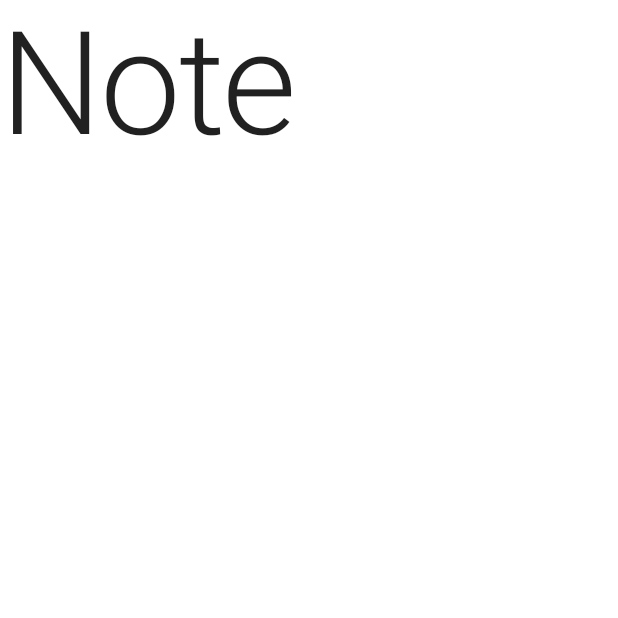
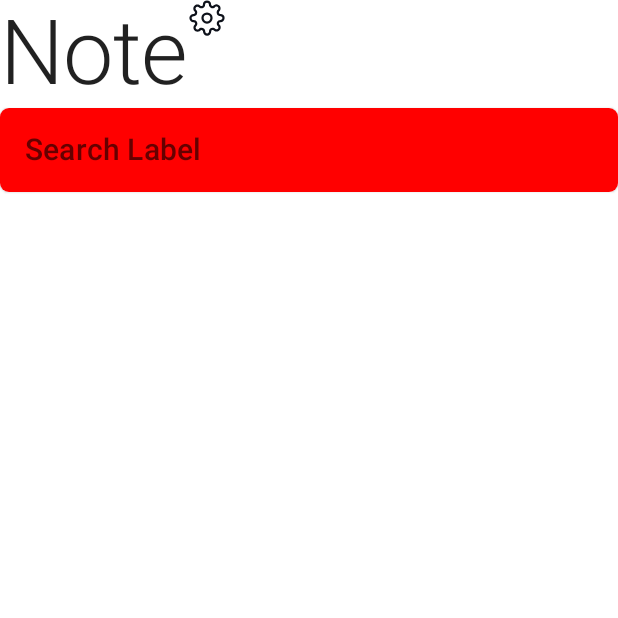
Before and after one commit to akshay2211/Paper, an Android app built with Jetpack Compose: the composable HomeHeader shown on its own in the app's theme, on a phone screen of 412 x 824 dp, the top half of it. Run offline under Robolectric (Android 15) with nearby library versions, the light colour scheme and no system bars; 1 statement that could not run was skipped.

Commit message:
searchbar updated

```diff
--- a/app/src/main/java/io/ak1/writedown/ui/component/NotesListComponent.kt
+++ b/app/src/main/java/io/ak1/writedown/ui/component/NotesListComponent.kt
@@ -1,21 +1,34 @@
 package io.ak1.writedown.ui.component
 
+import android.text.format.DateUtils
 import androidx.compose.foundation.ExperimentalFoundationApi
+import androidx.compose.foundation.Image
+import androidx.compose.foundation.background
 import androidx.compose.foundation.layout.*
-import androidx.compose.foundation.lazy.GridCells
+import androidx.compose.foundation.lazy.LazyColumn
 import androidx.compose.foundation.lazy.LazyListState
-import androidx.compose.foundation.lazy.LazyVerticalGrid
 import androidx.compose.foundation.lazy.itemsIndexed
 import androidx.compose.foundation.shape.RoundedCornerShape
-import androidx.compose.material.Card
-import androidx.compose.material.ExperimentalMaterialApi
-import androidx.compose.material.MaterialTheme
-import androidx.compose.material.Text
+import androidx.compose.material.*
 import androidx.compose.runtime.Composable
 import androidx.compose.runtime.State
+import androidx.compose.runtime.mutableStateOf
+import androidx.compose.runtime.remember
 import androidx.compose.ui.Modifier
+import androidx.compose.ui.focus.FocusRequester
+import androidx.compose.ui.focus.focusRequester
+import androidx.compose.ui.focus.onFocusChanged
+import androidx.compose.ui.graphics.Color
+import androidx.compose.ui.graphics.ColorFilter
+import androidx.compose.ui.platform.LocalTextInputService
+import androidx.compose.ui.res.painterResource
+import androidx.compose.ui.res.stringResource
+import androidx.compose.ui.text.input.TextFieldValue
+import androidx.compose.ui.text.style.TextAlign
 import androidx.compose.ui.unit.dp
+import io.ak1.writedown.R
 import io.ak1.writedown.models.Note
+import java.util.*
 
 /**
  * Created by akshay on 27/11/21
@@ -29,44 +42,136 @@ fun NotesListComponent(
     listState: LazyListState,
     callback: (Note) -> Unit
 ) {
-    Column {
-        HomeHeader {
+    val modifier = Modifier.padding(7.dp)
+    LazyColumn(modifier = modifier, state = listState) {
+        item { HomeHeader(modifier) }
+        itemsIndexed(resultList.value) { _, element ->
+            Card(
+                modifier = modifier.fillMaxWidth(),
+                shape = RoundedCornerShape(6.dp),
+                onClick = { callback(element) }
+            ) {
+                Column(modifier = Modifier.padding(15.dp)) {
 
-        }
+                    Text(
+                        text = element.description.gridTrim(),
+                        modifier = Modifier.fillMaxSize(),
+                        style = MaterialTheme.typography.h6
+                    )
 
-        LazyVerticalGrid(
-            modifier = Modifier
-                .padding(7.dp)
-                .fillMaxSize(),
-            cells = GridCells.Fixed(2), state = listState
-        ) {
+                    Spacer(modifier = Modifier.height(5.dp))
 
-            itemsIndexed(resultList.value) { _, element ->
-                Card(
-                    modifier = Modifier
-                        .padding(7.dp)
-                        .fillMaxWidth()
-                        .height(100.dp),
-                    shape = RoundedCornerShape(6.dp),
-                    onClick = {
-                        callback(element)
-                    }
-                ) {
                     Text(
-                        text = element.description.gridTrim(), modifier = Modifier
-                            .padding(15.dp)
-                            .fillMaxSize()
+                        text = element.updatedOn.timeAgo(),
+                        modifier = Modifier.fillMaxSize(),
+                        color = MaterialTheme.colors.primaryVariant,
+                        style = MaterialTheme.typography.caption
                     )
+
                 }
+            }
 
-            }
         }
     }
 }
 
+fun Long.timeAgo() = DateUtils.getRelativeTimeSpanString(
+    this,
+    Calendar.getInstance().timeInMillis,
+    DateUtils.MINUTE_IN_MILLIS
+).toString()
+
+
+@OptIn(ExperimentalMaterialApi::class)
 @Composable
-fun HomeHeader(function: () -> Unit) {
-    Text(text = "Note", style = MaterialTheme.typography.h1)
+fun HomeHeader(modifier: Modifier) {
+    Column(modifier = modifier) {
+        Row {
+            Text(text = "Note", style = MaterialTheme.typography.h2)
+            Image(
+                painter = painterResource(id = R.drawable.ic_settings),
+                contentDescription = stringResource(
+                    id = R.string.image_desc
+                ),
+                colorFilter = ColorFilter.tint(MaterialTheme.colors.primary)
+            )
+        }
+        SearchBar {}
+    }
+
+}
+
+@Composable
+fun SearchBar(function: () -> Unit) {
+    val focusRequester = remember { FocusRequester() }
+    val inputService = LocalTextInputService.current
+    val focus = remember { mutableStateOf(false) }
+    val description = remember {
+        mutableStateOf(TextFieldValue())
+    }
+    Card(
+        modifier = Modifier.fillMaxWidth().padding(0.dp),
+        shape = RoundedCornerShape(6.dp)
+    ) {
+        TextField(
+            value = description.value,
+            onValueChange = {
+                description.value = it
+            },singleLine=true,
+            textStyle = MaterialTheme.typography.h6,
+            modifier = Modifier.padding(0.dp)
+                .fillMaxWidth().background(Color.Red)
+                .focusRequester(focusRequester)
+                .onFocusChanged { focusState ->
+                    if (focus.value != focusState.isFocused) {
+                        focus.value = focusState.isFocused
+                        if (!focusState.isFocused) {
+                            inputService?.hideSoftwareKeyboard()
+                        }
+                    }
+                },
+            colors = TextFieldDefaults.textFieldColors(
+                backgroundColor = Color.Transparent,
+                focusedIndicatorColor = Color.Transparent,
+                unfocusedIndicatorColor = Color.Transparent
+            ),
+            /*
+            *     label: @Composable (() -> Unit)? = null,
+    placeholder: @Composable (() -> Unit)? = null,
+    leadingIcon: @Composable (() -> Unit)? = null,
+    trailingIcon: @Composable (() -> Unit)? = null,
+    * */
+            placeholder = {
+                Text(text = "Search Label",
+                    style = MaterialTheme.typography.h6,
+                    textAlign = TextAlign.Center
+                )
+            }/*
+            placeholder = {
+                Text(text = "Search Placeholder")
+            },*/
+            /* leadingIcon = {
+                 Image(
+                     painter = painterResource(id = R.drawable.ic_settings),
+                     contentDescription = stringResource(
+                         id = R.string.image_desc
+                     ),
+                     colorFilter = ColorFilter.tint(MaterialTheme.colors.primary)
+                 )
+             },*/
+            /* trailingIcon = {
+                 Image(
+                     painter = painterResource(id = R.drawable.ic_settings),
+                     contentDescription = stringResource(
+                         id = R.string.image_desc
+                     ),
+                     colorFilter = ColorFilter.tint(MaterialTheme.colors.primary)
+                 )
+             }*/
+
+
+        )
+    }
 }
 
 fun String.gridTrim(maxDigits: Int = 100) =
--- a/app/src/main/java/io/ak1/writedown/ui/screens/note/NoteScreen.kt
+++ b/app/src/main/java/io/ak1/writedown/ui/screens/note/NoteScreen.kt
@@ -1,6 +1,7 @@
 package io.ak1.writedown.ui.screens.note
 
 import androidx.compose.foundation.layout.fillMaxSize
+import androidx.compose.foundation.layout.padding
 import androidx.compose.material.MaterialTheme
 import androidx.compose.material.TextField
 import androidx.compose.material.TextFieldDefaults
@@ -16,6 +17,7 @@ import androidx.compose.ui.platform.LocalTextInputService
 import androidx.compose.ui.text.AnnotatedString
 import androidx.compose.ui.text.TextRange
 import androidx.compose.ui.text.input.TextFieldValue
+import androidx.compose.ui.unit.dp
 import androidx.navigation.NavController
 import io.ak1.writedown.models.Note
 import io.ak1.writedown.ui.screens.home.DEFAULT
@@ -75,8 +77,10 @@ fun NoteScreen(navController: NavController, noteId: String? = null) {
         onValueChange = {
             description.value = it
         },
+        textStyle = MaterialTheme.typography.h6,
         modifier = Modifier
             .fillMaxSize()
+            .padding(14.dp)
             .focusRequester(focusRequester)
             .onFocusChanged { focusState ->
                 if (focus.value != focusState.isFocused) {
--- a/app/src/main/java/io/ak1/writedown/ui/theme/Type.kt
+++ b/app/src/main/java/io/ak1/writedown/ui/theme/Type.kt
@@ -4,9 +4,13 @@ import androidx.compose.material.Typography
 import androidx.compose.ui.text.TextStyle
 import androidx.compose.ui.text.font.FontFamily
 import androidx.compose.ui.text.font.FontWeight
+import androidx.compose.ui.unit.ExperimentalUnitApi
+import androidx.compose.ui.unit.TextUnit
+import androidx.compose.ui.unit.TextUnitType
 import androidx.compose.ui.unit.sp
 
 // Set of Material typography styles to start with
+@OptIn(ExperimentalUnitApi::class)
 val Typography = Typography(
     body1 = TextStyle(
         fontFamily = FontFamily.Default,
@@ -18,11 +22,12 @@ val Typography = Typography(
         fontFamily = FontFamily.Default,
         fontWeight = FontWeight.W500,
         fontSize = 14.sp
-    ),
+    )*/,
     caption = TextStyle(
         fontFamily = FontFamily.Default,
         fontWeight = FontWeight.Normal,
-        fontSize = 12.sp
+        lineHeight = TextUnit(0f, TextUnitType.Sp),
+        fontSize = 11.sp
     )
-    */
+
 )
--- /dev/null
+++ b/app/src/main/res/drawable/ic_settings.xml
@@ -0,0 +1,20 @@
+<vector xmlns:android="http://schemas.android.com/apk/res/android"
+    android:width="24dp"
+    android:height="24dp"
+    android:viewportWidth="24"
+    android:viewportHeight="24">
+  <path
+      android:pathData="M12,12m-3,0a3,3 0,1 1,6 0a3,3 0,1 1,-6 0"
+      android:strokeLineJoin="round"
+      android:strokeWidth="1.5"
+      android:fillColor="#00000000"
+      android:strokeColor="#ffffff"
+      android:strokeLineCap="round"/>
+  <path
+      android:pathData="M19.4,15a1.65,1.65 0,0 0,0.33 1.82l0.06,0.06a2,2 0,0 1,0 2.83,2 2,0 0,1 -2.83,0l-0.06,-0.06a1.65,1.65 0,0 0,-1.82 -0.33,1.65 1.65,0 0,0 -1,1.51V21a2,2 0,0 1,-2 2,2 2,0 0,1 -2,-2v-0.09A1.65,1.65 0,0 0,9 19.4a1.65,1.65 0,0 0,-1.82 0.33l-0.06,0.06a2,2 0,0 1,-2.83 0,2 2,0 0,1 0,-2.83l0.06,-0.06a1.65,1.65 0,0 0,0.33 -1.82,1.65 1.65,0 0,0 -1.51,-1H3a2,2 0,0 1,-2 -2,2 2,0 0,1 2,-2h0.09A1.65,1.65 0,0 0,4.6 9a1.65,1.65 0,0 0,-0.33 -1.82l-0.06,-0.06a2,2 0,0 1,0 -2.83,2 2,0 0,1 2.83,0l0.06,0.06a1.65,1.65 0,0 0,1.82 0.33H9a1.65,1.65 0,0 0,1 -1.51V3a2,2 0,0 1,2 -2,2 2,0 0,1 2,2v0.09a1.65,1.65 0,0 0,1 1.51,1.65 1.65,0 0,0 1.82,-0.33l0.06,-0.06a2,2 0,0 1,2.83 0,2 2,0 0,1 0,2.83l-0.06,0.06a1.65,1.65 0,0 0,-0.33 1.82V9a1.65,1.65 0,0 0,1.51 1H21a2,2 0,0 1,2 2,2 2,0 0,1 -2,2h-0.09a1.65,1.65 0,0 0,-1.51 1z"
+      android:strokeLineJoin="round"
+      android:strokeWidth="1.5"
+      android:fillColor="#00000000"
+      android:strokeColor="#ffffff"
+      android:strokeLineCap="round"/>
+</vector>
```
